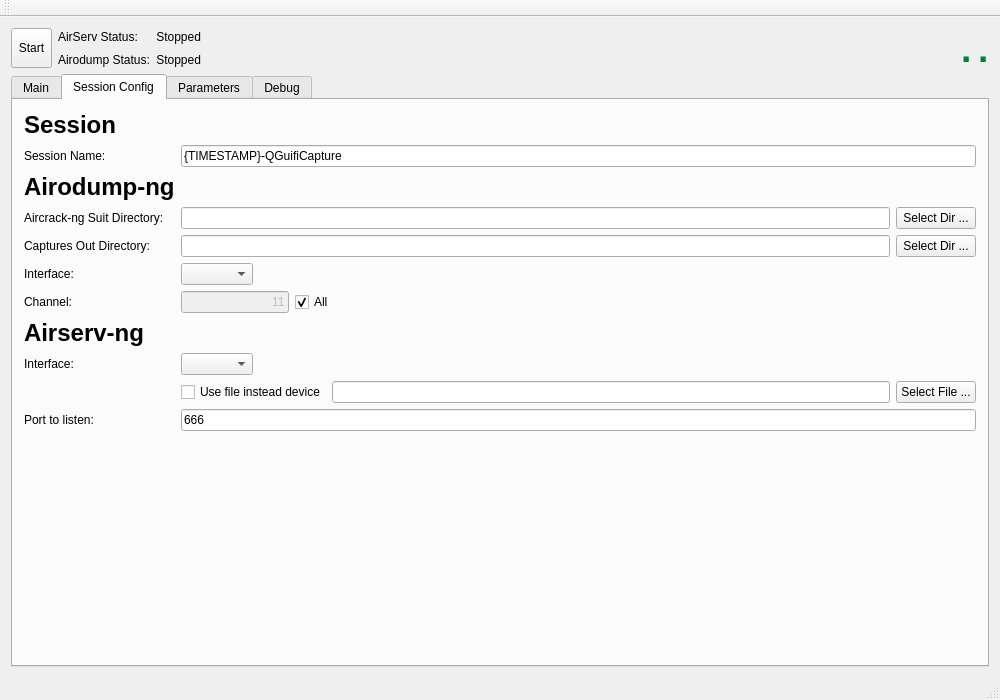
Before: the Qt Designer form guifidecrypter.ui in NachE/QGuifi, drawn with Qt 5.
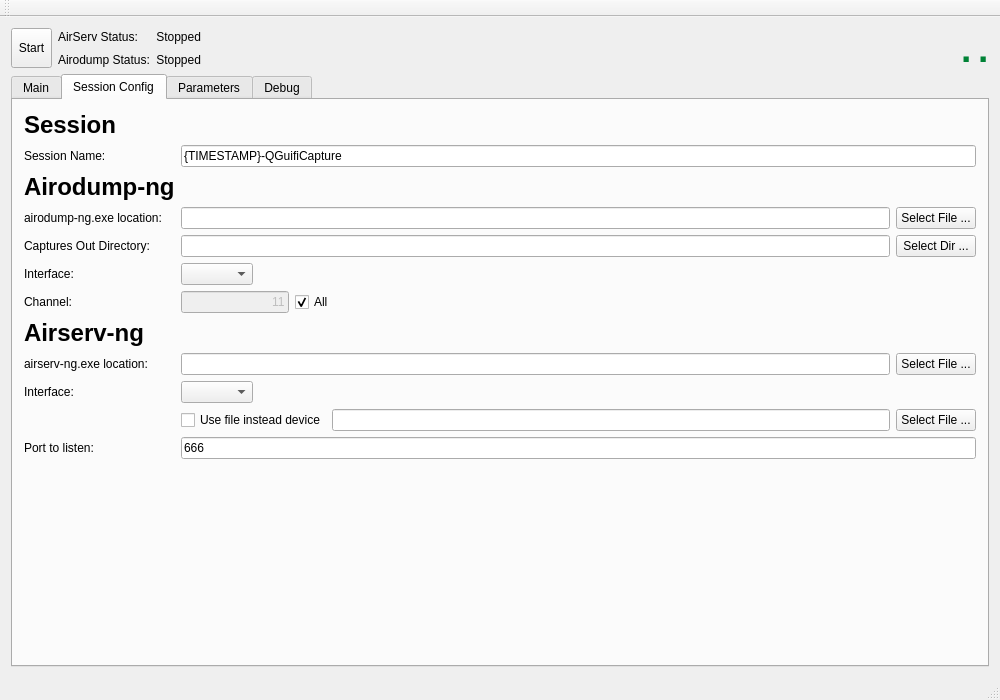
After: the same form once the commit is applied.

Commit message: continue connecting widgets and code

Diff of the .ui file:
```diff
--- a/guifidecrypter.ui
+++ b/guifidecrypter.ui
@@ -46,7 +46,7 @@
              </widget>
             </item>
             <item>
-             <widget class="QLabel" name="label_18">
+             <widget class="QLabel" name="labelAirServStatus">
               <property name="text">
                <string>Stopped</string>
               </property>
@@ -318,7 +318,7 @@
           <item row="3" column="0">
            <widget class="QLabel" name="label_10">
             <property name="text">
-             <string>Aircrack-ng Suit Directory:</string>
+             <string>airodump-ng.exe location:</string>
             </property>
            </widget>
           </item>
@@ -337,7 +337,7 @@
             <item>
              <widget class="QPushButton" name="pushButtonSelectAirDir">
               <property name="text">
-               <string>Select Dir ...</string>
+               <string>Select File ...</string>
               </property>
              </widget>
             </item>
@@ -464,14 +464,14 @@
             </property>
            </widget>
           </item>
-          <item row="8" column="0">
+          <item row="9" column="0">
            <widget class="QLabel" name="label_16">
             <property name="text">
              <string>Interface:</string>
             </property>
            </widget>
           </item>
-          <item row="8" column="1">
+          <item row="9" column="1">
            <layout class="QHBoxLayout" name="horizontalLayout_6">
             <item>
              <widget class="QComboBox" name="comboBoxInterfaceAirserv"/>
@@ -491,21 +491,21 @@
             </item>
            </layout>
           </item>
-          <item row="10" column="0">
+          <item row="11" column="0">
            <widget class="QLabel" name="label_17">
             <property name="text">
              <string>Port to listen:</string>
             </property>
            </widget>
           </item>
-          <item row="10" column="1">
+          <item row="11" column="1">
            <widget class="QLineEdit" name="lineEditAirservPort">
             <property name="text">
              <string>666</string>
             </property>
            </widget>
           </item>
-          <item row="9" column="1">
+          <item row="10" column="1">
            <layout class="QHBoxLayout" name="horizontalLayout_9">
             <item>
              <widget class="QCheckBox" name="checkBox">
@@ -530,6 +530,27 @@
             </item>
            </layout>
           </item>
+          <item row="8" column="0">
+           <widget class="QLabel" name="label_18">
+            <property name="text">
+             <string>airserv-ng.exe location:</string>
+            </property>
+           </widget>
+          </item>
+          <item row="8" column="1">
+           <layout class="QHBoxLayout" name="horizontalLayout_7">
+            <item>
+             <widget class="QLineEdit" name="lineEditSelectAirservBin"/>
+            </item>
+            <item>
+             <widget class="QPushButton" name="pushButtonSelectAirserv">
+              <property name="text">
+               <string>Select File ...</string>
+              </property>
+             </widget>
+            </item>
+           </layout>
+          </item>
          </layout>
         </item>
        </layout>
```
Left out of the diff: 4 changed lines with no effect on the pictures. The commit also changes 2 other files.
